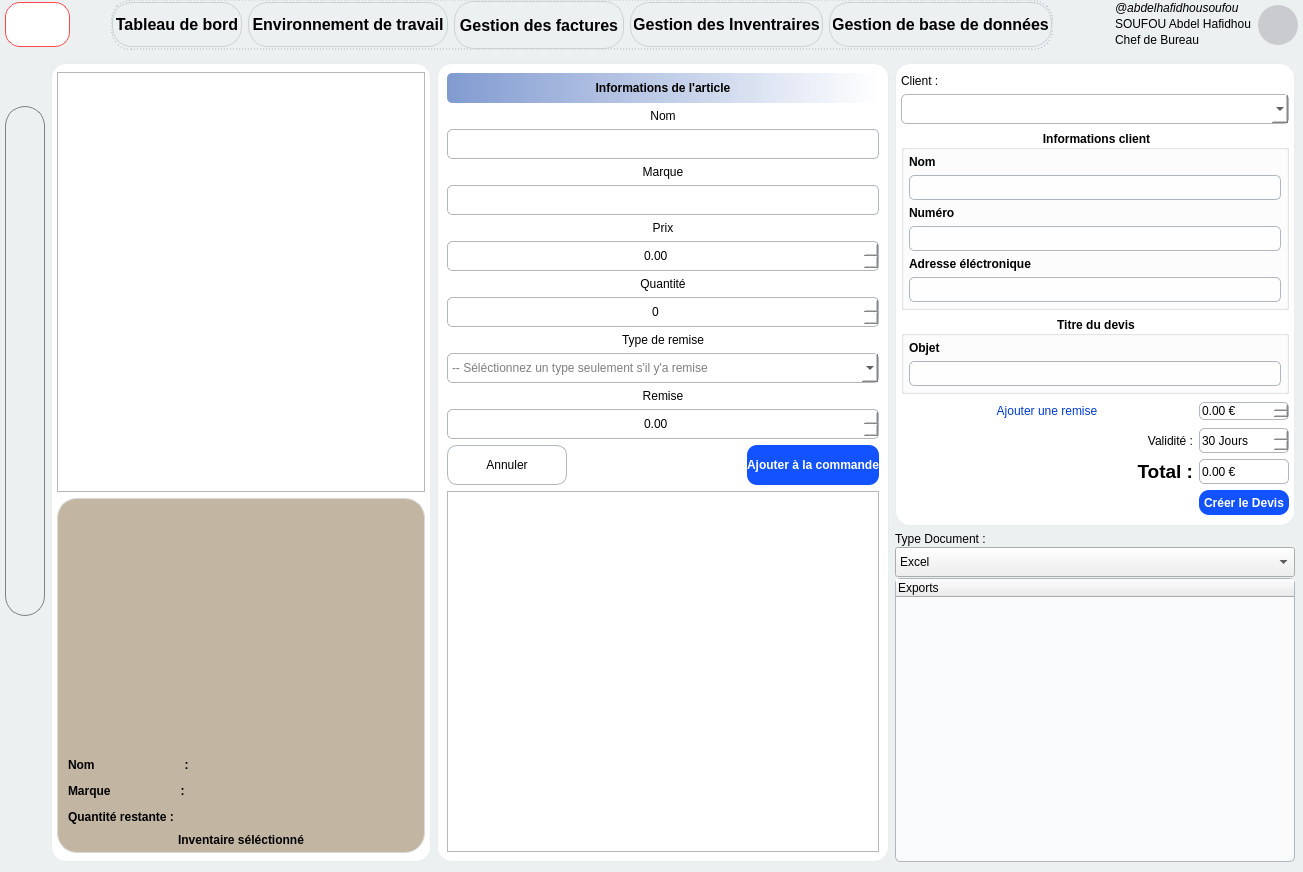
Above: forms/dialog.ui from SAbdelH/DevisCreator_premium before the change. Below: the same form after it.
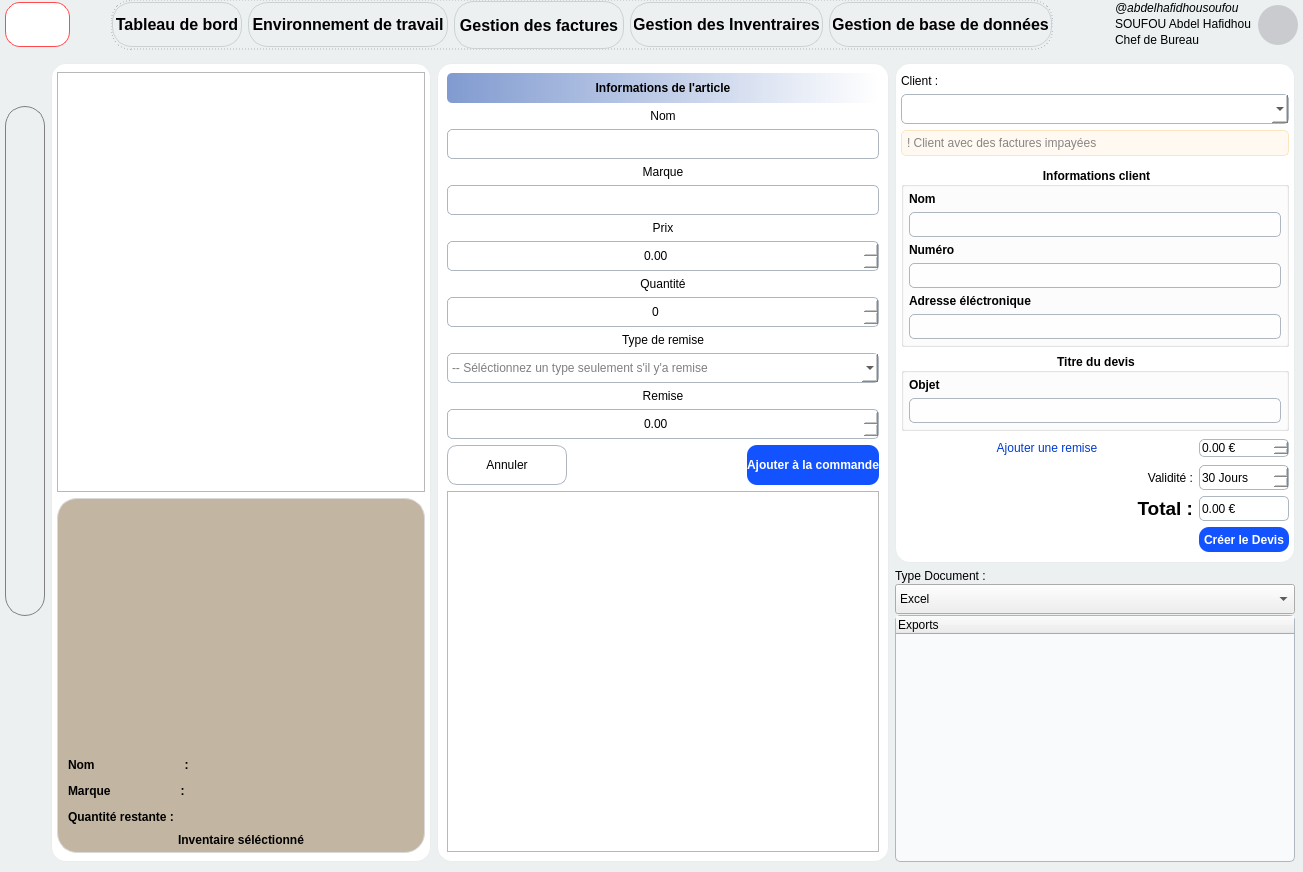
That is the form after the change. The open tabs and pages were chosen to show the change. Icons and pictures are not drawn.

What changed in the file:
```diff
--- a/forms/dialog.ui
+++ b/forms/dialog.ui
@@ -336,6 +336,14 @@
 	margin: 0px;
 	margin-bottom : 20px;
 }
+#_f_invoice_warning_client {
+	background-color: rgba(255, 249, 241, 1);
+	border: 1px solid rgba(253, 229, 192, 1);
+	border-radius: 5px;
+}
+#_l_invoice_warning_message {
+	color: rgba(134, 134, 132, 1);
+}
 /*VALIDATION FACTURE*/
 #_l_valid_facture_fait_le, #_l_valid_facture_objet, #_l_valid_facture_to {
 	color: rgba(136, 142, 158, 1);
@@ -4265,6 +4273,12 @@
            </property>
            <item row="0" column="0" colspan="2">
             <layout class="QVBoxLayout" name="_v_incoice_client_combo">
+             <property name="spacing">
+              <number>-1</number>
+             </property>
+             <property name="bottomMargin">
+              <number>5</number>
+             </property>
              <item>
               <widget class="QLabel" name="_l_invoice_client">
                <property name="maximumSize">
@@ -4288,6 +4302,37 @@
                </property>
               </widget>
              </item>
+             <item>
+              <widget class="QFrame" name="_f_invoice_warning_client">
+               <property name="frameShape">
+                <enum>QFrame::Shape::StyledPanel</enum>
+               </property>
+               <property name="frameShadow">
+                <enum>QFrame::Shadow::Raised</enum>
+               </property>
+               <layout class="QHBoxLayout" name="horizontalLayout">
+                <property name="leftMargin">
+                 <number>5</number>
+                </property>
+                <property name="topMargin">
+                 <number>5</number>
+                </property>
+                <property name="rightMargin">
+                 <number>5</number>
+                </property>
+                <property name="bottomMargin">
+                 <number>5</number>
+                </property>
+                <item>
+                 <widget class="QLabel" name="_l_invoice_warning_message">
+                  <property name="text">
+                   <string>! Client avec des factures impayées</string>
+                  </property>
+                 </widget>
+                </item>
+               </layout>
+              </widget>
+             </item>
             </layout>
            </item>
            <item row="1" column="0" colspan="2">
@@ -4604,6 +4649,9 @@
                 <height>16777215</height>
                </size>
               </property>
+              <property name="editable">
+               <bool>false</bool>
+              </property>
               <item>
                <property name="text">
                 <string>Excel</string>
```
Left out of the diff: 15 changed lines with no effect on the pictures.
